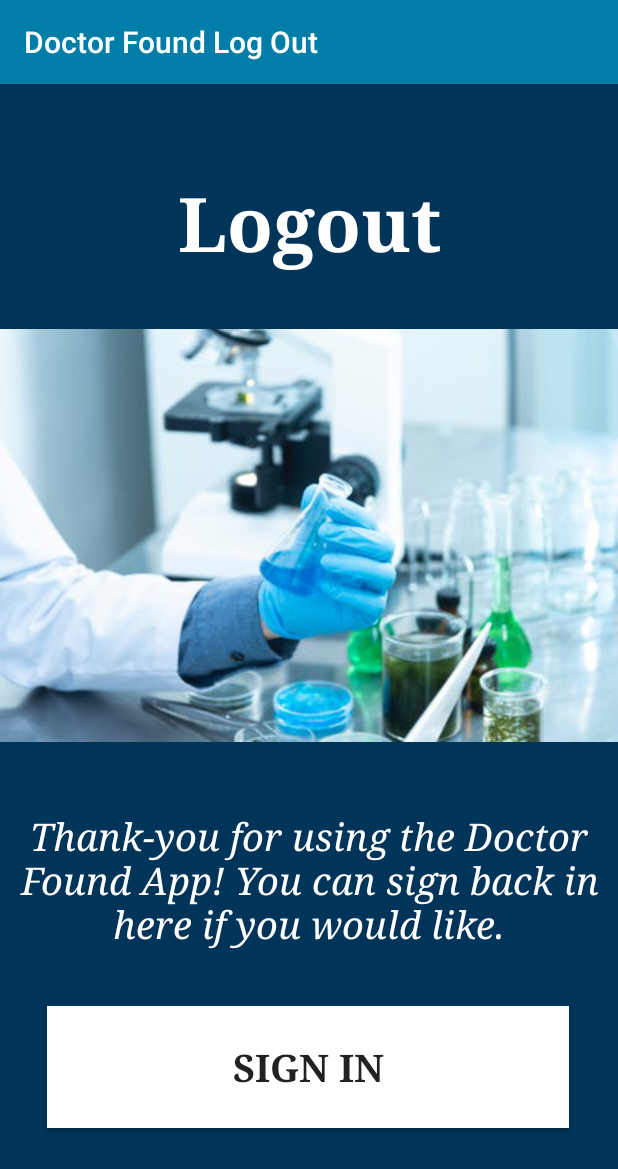
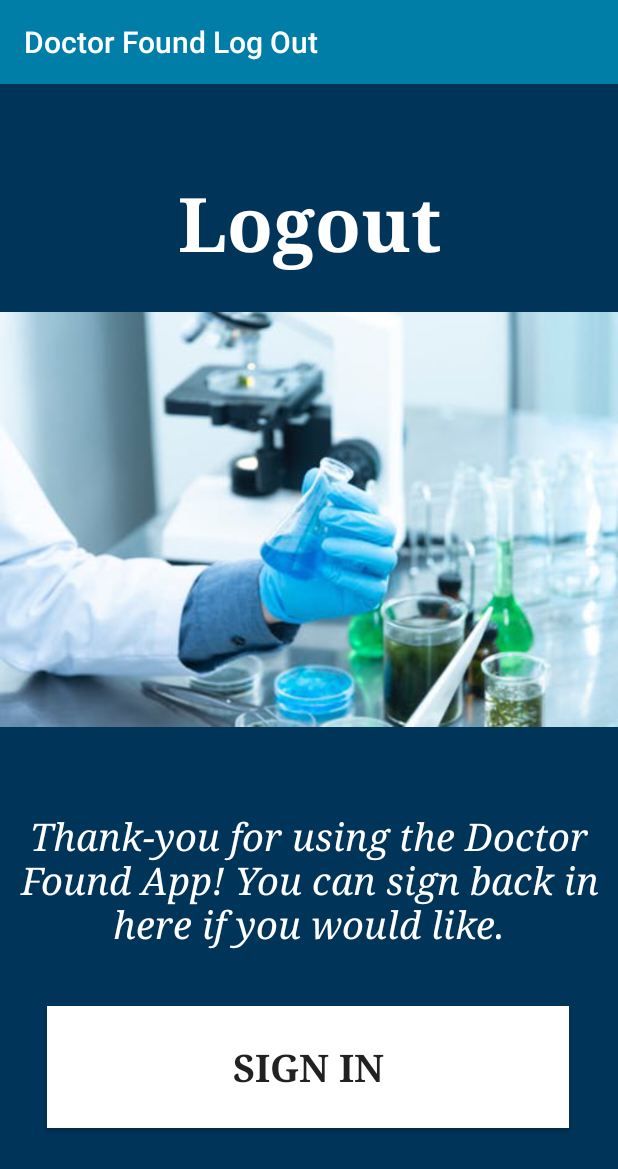
Before and after one commit to doctorfound2020/CSIS3175DF, an Android app: the LogoutActivity screen opened directly, with no data from a screen before it, on a phone screen of 412 x 824 dp. Shown: the top 1169 px of the screen. Run offline under Robolectric (Android 15) with nearby library versions, the phone set to English and light mode, and no system bars.

Commit message:
Fixed Minor layout issues.

```diff
--- a/app/src/main/res/layout/activity_logout.xml
+++ b/app/src/main/res/layout/activity_logout.xml
@@ -59,8 +59,8 @@
 
     <ImageView
         android:id="@+id/imgLogout"
-        android:layout_width="wrap_content"
-        android:layout_height="wrap_content"
+        android:layout_width="413dp"
+        android:layout_height="279dp"
         android:contentDescription="@string/imgLogout"
         app:layout_constraintBottom_toBottomOf="parent"
         app:layout_constraintEnd_toEndOf="parent"
```
Also changed, not shown: app/src/main/java/com/example/test/EditAccountActivity.java (+12 -0 lines), app/src/main/java/com/example/test/LoginActivity.java (+1 -1 lines).
